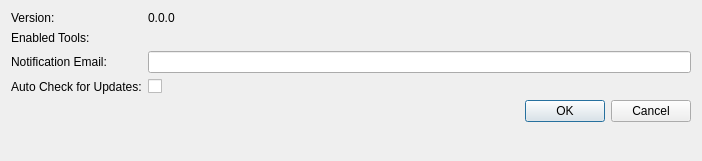
Before: the Qt Designer form houdini/ui/MENU_preferences.ui in sashaouellet/SDMTools, drawn with Qt 5.
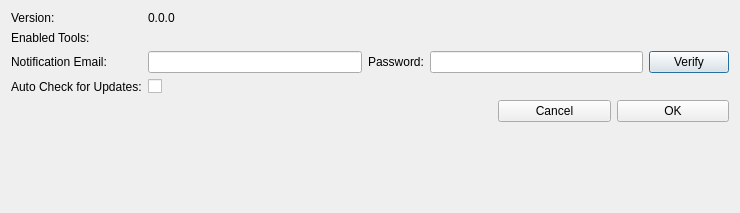
After: the same form once the commit is applied.

Commit message: Preliminary email notification system. Does not use SSO

```diff
--- a/houdini/ui/MENU_preferences.ui
+++ b/houdini/ui/MENU_preferences.ui
@@ -6,8 +6,8 @@
    <rect>
     <x>0</x>
     <y>0</y>
-    <width>702</width>
-    <height>161</height>
+    <width>740</width>
+    <height>213</height>
    </rect>
   </property>
   <property name="windowTitle">
@@ -28,33 +28,6 @@
      </property>
     </widget>
    </item>
-   <item row="4" column="0" colspan="2">
-    <widget class="QDialogButtonBox" name="buttonBox">
-     <property name="orientation">
-      <enum>Qt::Horizontal</enum>
-     </property>
-     <property name="standardButtons">
-      <set>QDialogButtonBox::Cancel|QDialogButtonBox::Ok</set>
-     </property>
-    </widget>
-   </item>
-   <item row="3" column="0">
-    <widget class="QLabel" name="label_2">
-     <property name="toolTip">
-      <string>Check this if you want SDMTools to automatically check and prompt you for new releases (occurs when Houdini starts up)</string>
-     </property>
-     <property name="text">
-      <string>Auto Check for Updates:</string>
-     </property>
-    </widget>
-   </item>
-   <item row="3" column="1">
-    <widget class="QCheckBox" name="CHK_autoCheckUpdates">
-     <property name="text">
-      <string/>
-     </property>
-    </widget>
-   </item>
    <item row="1" column="0">
     <widget class="QLabel" name="label_3">
      <property name="toolTip">
@@ -79,15 +52,77 @@
     </widget>
    </item>
    <item row="2" column="1">
-    <widget class="QLineEdit" name="LNE_email">
-     <property name="minimumSize">
-      <size>
-       <width>250</width>
-       <height>0</height>
-      </size>
+    <layout class="QHBoxLayout" name="horizontalLayout">
+     <item>
+      <widget class="QLineEdit" name="LNE_email">
+       <property name="minimumSize">
+        <size>
+         <width>200</width>
+         <height>0</height>
+        </size>
+       </property>
+      </widget>
+     </item>
+     <item>
+      <widget class="QLabel" name="label_5">
+       <property name="text">
+        <string>Password:</string>
+       </property>
+      </widget>
+     </item>
+     <item>
+      <widget class="QLineEdit" name="LNE_password"/>
+     </item>
+     <item>
+      <widget class="QPushButton" name="BTN_verifyLogin">
+       <property name="text">
+        <string>Verify</string>
+       </property>
+      </widget>
+     </item>
+    </layout>
+   </item>
+   <item row="3" column="0">
+    <widget class="QLabel" name="label_2">
+     <property name="toolTip">
+      <string>Check this if you want SDMTools to automatically check and prompt you for new releases (occurs when Houdini starts up)</string>
      </property>
+     <property name="text">
+      <string>Auto Check for Updates:</string>
+     </property>
     </widget>
    </item>
+   <item row="3" column="1">
+    <widget class="QCheckBox" name="CHK_autoCheckUpdates">
+     <property name="text">
+      <string/>
+     </property>
+    </widget>
+   </item>
+   <item row="4" column="1">
+    <layout class="QHBoxLayout" name="horizontalLayout_2" stretch="0,0">
+     <property name="sizeConstraint">
+      <enum>QLayout::SetDefaultConstraint</enum>
+     </property>
+     <property name="leftMargin">
+      <number>350</number>
+     </property>
+     <item>
+      <widget class="QPushButton" name="BTN_cancel">
+       <property name="text">
+        <string>Cancel</string>
+       </property>
+      </widget>
+     </item>
+     <item>
+      <widget class="QPushButton" name="BTN_ok">
+       <property name="text">
+        <string>OK</string>
+       </property>
+      </widget>
+     </item>
+    </layout>
+   </item>
   </layout>
  </widget>
  <resources/>
```
Left out of the diff: 35 changed lines with no effect on the pictures. The commit also changes 5 other files.
